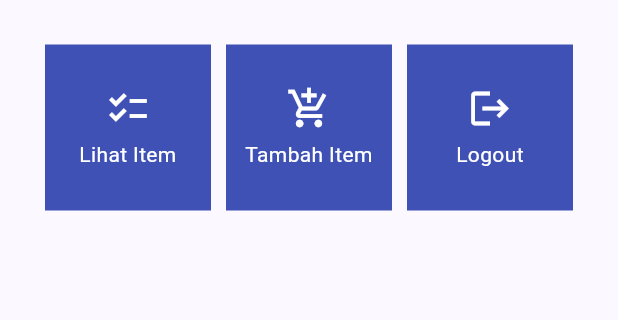
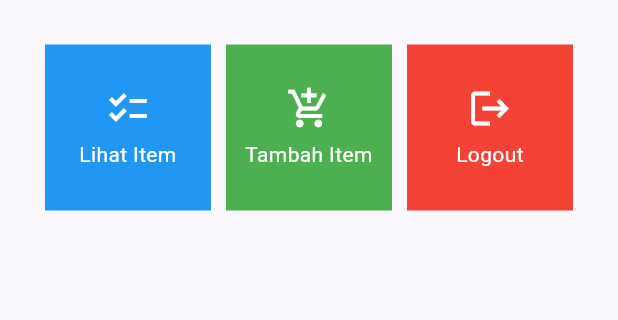
Before and after one commit to henrysoed/investment-mobile, a Flutter app: the screen it shows after launch, on a phone screen of 412 x 824 dp, the part 179-499 px from its top. Run offline on Flutter 3.47's test engine with Material 2 defaults, Android fonts, the phone set to English and light mode, and no system bars.

Commit message:
Bonus and README.md

```diff
--- a/lib/menu.dart
+++ b/lib/menu.dart
@@ -3,18 +3,16 @@
 class MyHomePage extends StatelessWidget {
     MyHomePage({Key? key}) : super(key: key);
       final List<ShopItem> items = [
-      ShopItem("Lihat Item", Icons.checklist),
-      ShopItem("Tambah Item", Icons.add_shopping_cart),
-      ShopItem("Logout", Icons.logout),
+      ShopItem("Lihat Item", Icons.checklist, Colors.blue),
+      ShopItem("Tambah Item", Icons.add_shopping_cart, Colors.green),
+      ShopItem("Logout", Icons.logout, Colors.red),
     ];
 
     @override
     Widget build(BuildContext context) {
     return Scaffold(
       appBar: AppBar(
-        title: const Text(
-          'Shopping List',
-        ),
+        title: const Text('Shopping List',),
       ),
       body: SingleChildScrollView(
         // Widget wrapper yang dapat discroll
@@ -69,8 +67,9 @@
 class ShopItem {
   final String name;
   final IconData icon;
+  final Color color;
 
-  ShopItem(this.name, this.icon);
+  ShopItem(this.name, this.icon, this.color);
 }
 
 class ShopCard extends StatelessWidget {
@@ -81,7 +80,7 @@
   @override
   Widget build(BuildContext context) {
     return Material(
-      color: Colors.indigo,
+      color: item.color,
       child: InkWell(
         // Area responsive terhadap sentuhan
         onTap: () {
```
Also changed, not shown: 1 other file.
